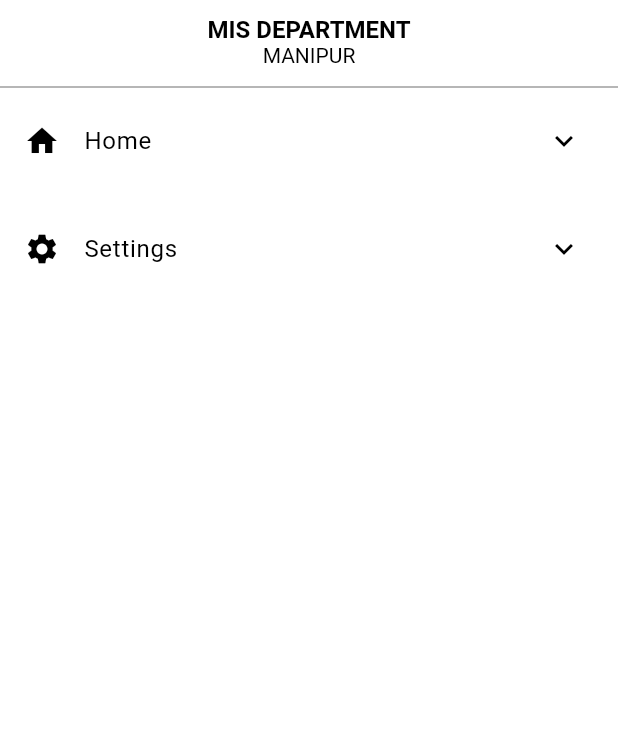
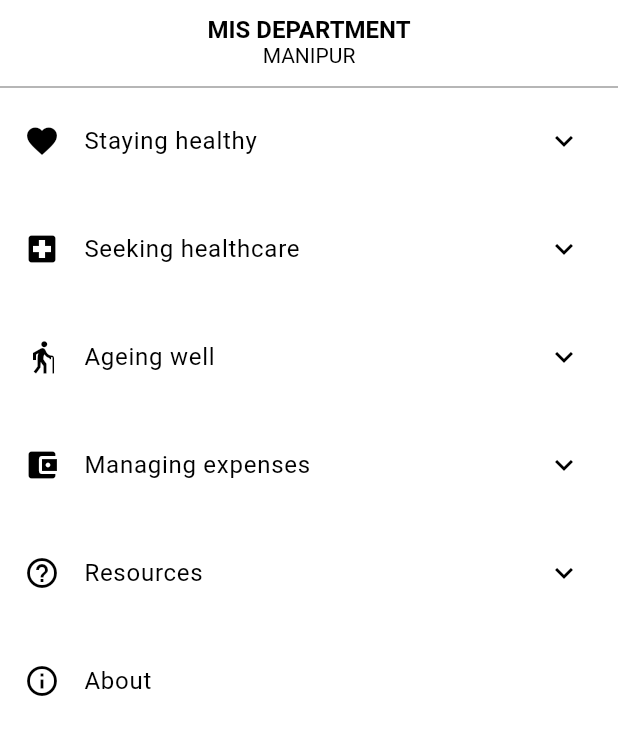
Before and after one commit to SarangthemAmarjit/misdeptapp, a Flutter app: the Sidebar widget shown alone on an empty page, opened directly, on a phone screen of 412 x 824 dp, the part 105-860 px from its top. Run offline on Flutter 3.47's test engine with Material 3 defaults, Android fonts, the light colour scheme and no system bars; our stand-ins replace font_awesome_flutter, get; missing offline and left inert: pull_down_button.

Commit message:
Updated Widget

```diff
--- a/lib/widgets/sidebar.dart
+++ b/lib/widgets/sidebar.dart
@@ -54,34 +54,52 @@ class _SidebarState extends State<Sidebar> {
                 bool isSelected = _selectedItemIndex == index;
 
                 return Column(
+                  crossAxisAlignment: CrossAxisAlignment.start,
                   children: [
                     ListTile(
                       leading: Icon(sidebarItems[index].icon),
-                      trailing: Icon(
+                      trailing:
+                          sidebarItems[index].expandableTiles.isEmpty
+                              ? null
+                              : Icon(
                                 isSelected
                                     ? Icons.keyboard_arrow_up
                                     : Icons.keyboard_arrow_down,
                               ),
                       title: Text(sidebarItems[index].title),
                       onTap: () {
+                        if (sidebarItems[index].expandableTiles.isEmpty) {
+                          // Close drawer if it's a direct item
+                          Navigator.pop(context);
+                          sidebarItems[index].onTap?.call();
+                        } else {
                           setState(() {
                             _selectedItemIndex = isSelected ? -1 : index;
                           });
+                        }
                       },
                     ),
                     if (isSelected)
                       Column(
                         children:
                             sidebarItems[index].expandableTiles.map((tile) {
-                              return ListTile(
-                                onTap: () {},
+                              return Padding(
+                                padding: const EdgeInsets.only(
+                                  left: 16.0,
+                                ), // indent subitems
+                                child: ListTile(
+                                  onTap: () {
+                                    Navigator.pop(context); // Close drawer
+                                    debugPrint("Tapped $tile");
+                                    // Add additional logic here if needed
+                                  },
                                   hoverColor: Colors.blue[100],
-
                                   title: Text(tile),
+                                ),
                               );
                             }).toList(),
                       ),
-                    const Divider(), // divider between items
+                    const Divider(),
                   ],
                 );
               },
@@ -97,24 +115,46 @@ class SidebarItem {
   final String title;
   final IconData icon;
   final List<String> expandableTiles;
+  final VoidCallback? onTap;
 
   SidebarItem({
     required this.title,
     required this.icon,
-    required this.expandableTiles,
+    this.expandableTiles = const [],
+    this.onTap,
   });
 }
 
 List<SidebarItem> sidebarItems = [
   SidebarItem(
-    title: 'Home',
-    icon: Icons.home,
-    expandableTiles: ['Subitem 1', 'Subitem 2'],
+    title: 'Staying healthy',
+    icon: Icons.favorite, // Example icon, change as needed
+    expandableTiles: ['Fitness', 'Nutrition', 'Mental Health'],
   ),
   SidebarItem(
-    title: 'Settings',
-    icon: Icons.settings,
-    expandableTiles: ['Subitem 1', 'Subitem 2'],
+    title: 'Seeking healthcare',
+    icon: Icons.local_hospital,
+    expandableTiles: ['Find a Doctor', 'Emergency'],
   ),
-  // Add more items if you need
+  SidebarItem(
+    title: 'Ageing well',
+    icon: Icons.elderly,
+    expandableTiles: ['Mobility', 'Memory Care'],
+  ),
+  SidebarItem(
+    title: 'Managing expenses',
+    icon: Icons.account_balance_wallet,
+    expandableTiles: ['Insurance', 'Bills', 'Savings'],
+  ),
+  SidebarItem(
+    title: 'Resources',
+    icon: Icons.help_outline,
+    expandableTiles: ['Help Center', 'Contact Us'],
+  ),
+  SidebarItem(
+    title: 'About',
+    icon: Icons.info_outline,
+    expandableTiles: [], // No dropdown
+    onTap: () => debugPrint("Tapped About"),
+  ),
 ];
```
Lines whose indentation alone changed are shown as unchanged.
